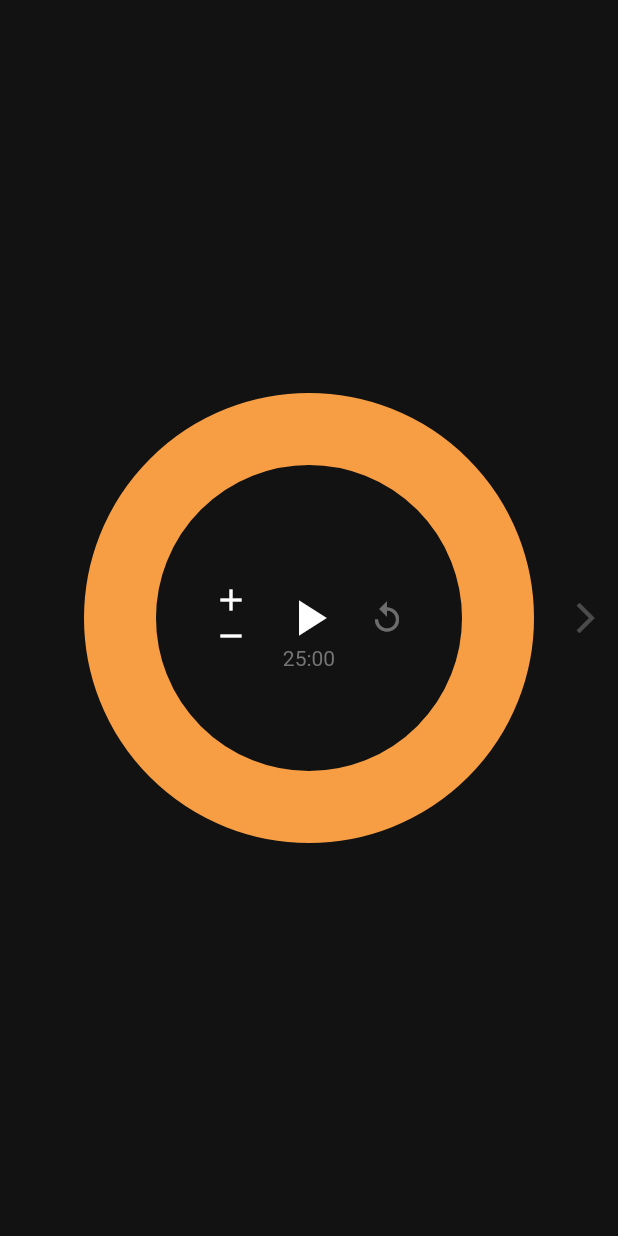
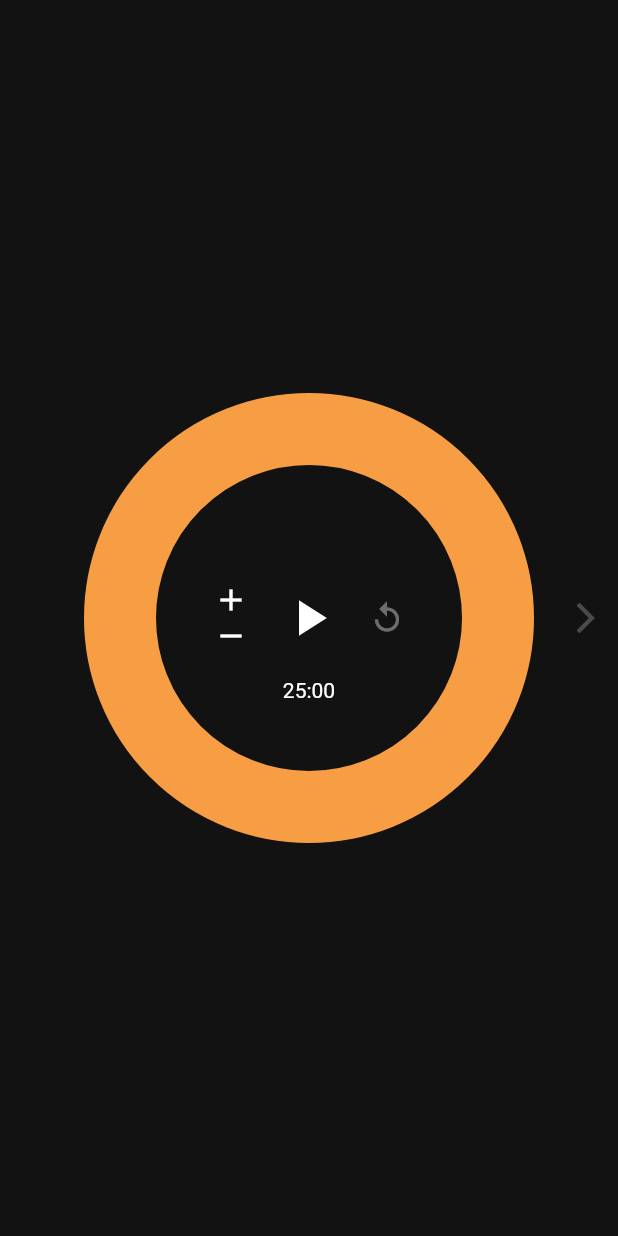
Before and after one commit to bridget462/duty, a Flutter app: the screen it shows after launch, after a tap on "START", on a phone screen of 412 x 824 dp. Run offline on Flutter 3.47's test engine with Material 2 defaults, Android fonts, the phone set to English and light mode, and no system bars; our stand-ins replace audioplayers, numberpicker; missing offline and left inert: flutter_ringtone_player, screen; statements that could not run were skipped.

Commit message:
timerString position now relative to adapt tablet

```diff
--- a/lib/countdown_timer.dart
+++ b/lib/countdown_timer.dart
@@ -276,18 +276,18 @@ class _CountDownTimerState extends State<CountDownTimer>
                                 Stack(
                                   alignment: Alignment.center,
                                   children: [
-                                    Positioned(
-                                      top: 145,
-                                      child: Text(
-                                        timerString,
-                                        style: TextStyle(
-                                          color: Colors.grey[600],
-                                        ),
-                                      ),
-                                    ),
                                     Align(
                                       alignment: FractionalOffset.center,
-                                      child: Row(
+                                      child: Column(
+                                        mainAxisAlignment:
+                                            MainAxisAlignment.spaceEvenly,
+                                        children: [
+                                          // needed these empty text to position timer string with column mainaxis space evenly option
+                                          Text(''),
+                                          Text(''),
+                                          Text(''),
+                                          // control buttons
+                                          Row(
                                             mainAxisAlignment:
                                                 MainAxisAlignment.center,
                                             children: <Widget>[
@@ -297,8 +297,8 @@ class _CountDownTimerState extends State<CountDownTimer>
                                                     MainAxisAlignment.center,
                                                 children: [
                                                   Padding(
-                                                padding:
-                                                    const EdgeInsets.symmetric(
+                                                    padding: const EdgeInsets
+                                                            .symmetric(
                                                         horizontal: 12.0),
                                                     child: InkWell(
                                                       onTap: () {
@@ -310,15 +310,17 @@ class _CountDownTimerState extends State<CountDownTimer>
                                                     ),
                                                   ),
                                                   Padding(
-                                                padding:
-                                                    const EdgeInsets.symmetric(
+                                                    padding: const EdgeInsets
+                                                            .symmetric(
                                                         horizontal: 12.0),
                                                     child: InkWell(
                                                       onTap: () {
                                                         if (remainingTimeInDuration >
-                                                        Duration(minutes: 1)) {
+                                                            Duration(
+                                                                minutes: 1)) {
                                                           adjastTimerLength(
-                                                        -Duration(minutes: 1),
+                                                            -Duration(
+                                                                minutes: 1),
                                                           );
                                                         }
                                                       },
@@ -336,7 +338,8 @@ class _CountDownTimerState extends State<CountDownTimer>
                                                     return IconButton(
                                                       onPressed: () {
                                                         // TODO change page by pressing btn
-                                                    print('finish btn called');
+                                                        print(
+                                                            'finish btn called');
                                                         FlutterRingtonePlayer
                                                             .stop();
                                                         // switchScreen(context);
@@ -345,7 +348,8 @@ class _CountDownTimerState extends State<CountDownTimer>
                                                       iconSize: 40.0,
                                                     );
                                                   } else {
-                                                if (controller.isAnimating ==
+                                                    if (controller
+                                                            .isAnimating ==
                                                         true) {
                                                       return IconButton(
                                                         onPressed: pause,
@@ -355,8 +359,8 @@ class _CountDownTimerState extends State<CountDownTimer>
                                                     } else {
                                                       return IconButton(
                                                         onPressed: play,
-                                                    icon:
-                                                        Icon(Icons.play_arrow),
+                                                        icon: Icon(
+                                                            Icons.play_arrow),
                                                         iconSize: 40.0,
                                                       );
                                                     }
@@ -376,6 +380,11 @@ class _CountDownTimerState extends State<CountDownTimer>
                                                   );
                                                 },
                                               ),
+                                            ],
+                                          ),
+                                          Text(timerString),
+                                          Text(''),
+                                          Text(''),
                                         ],
                                       ),
                                     ),
```
Also changed, not shown: 1 other file. Lines whose indentation alone changed are shown as unchanged.
